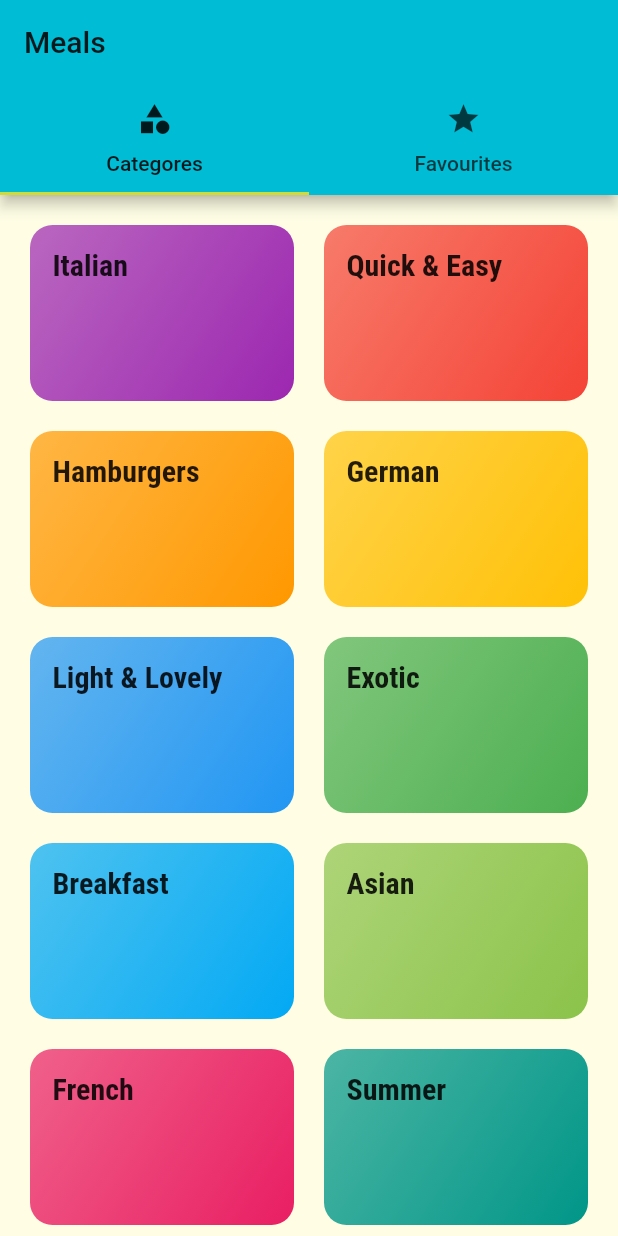
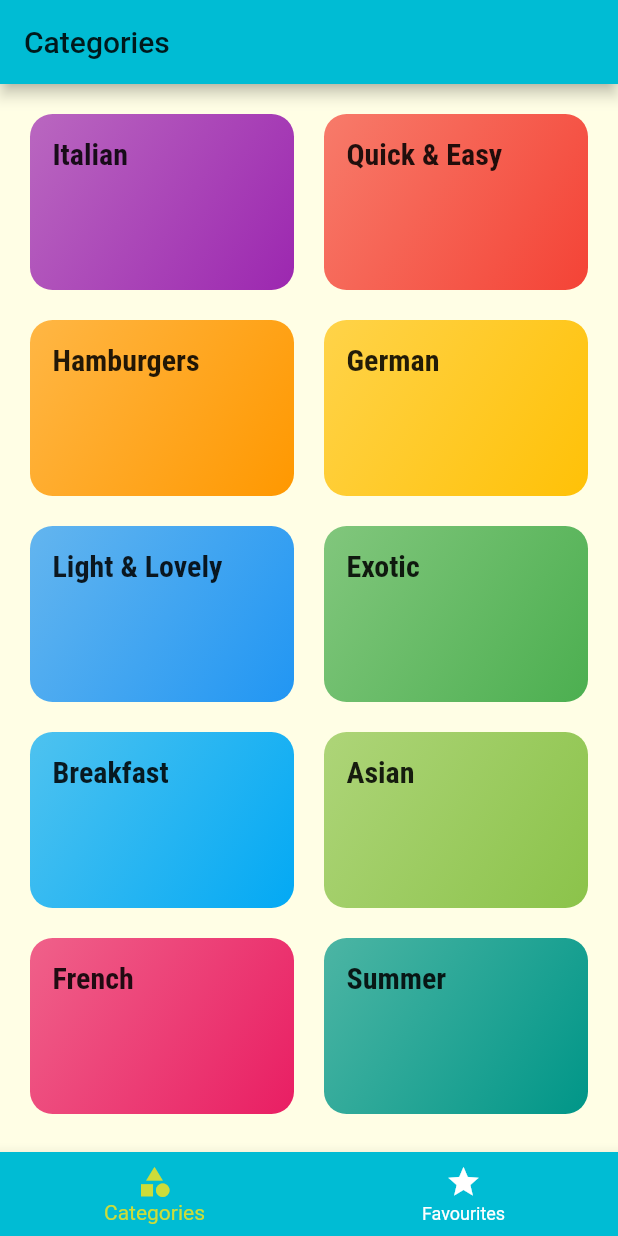
Before and after one commit to DuncanMoyo/miniature-octo-invention, a Flutter app: the screen it shows after launch, on a phone screen of 412 x 824 dp. Run offline on Flutter 3.47's test engine with Material 2 defaults, Android fonts, the phone set to English and light mode, and no system bars; Roboto replaces fonts that are missing (Raleway).

```diff
--- a/lib/screens/tabs_screen.dart
+++ b/lib/screens/tabs_screen.dart
@@ -8,38 +8,49 @@ class TabsScreen extends StatefulWidget {
 }
 
 class _TabsScreenState extends State<TabsScreen> {
+
+  final List<Map<String, Object>> _pages = [
+    { 'page': CategoriesScreen(), 'title': 'Categories',},
+    { 'page': FavouritesScreen(), 'title': 'Your Favourites',},
+  ];
+
+  int _selectedPageIndex =0;
+
+  void _selectPage(int index) {
+    setState(() {
+      _selectedPageIndex = index;
+    });
+  }
+
   @override
   Widget build(BuildContext context) {
-    return DefaultTabController(
-      length: 2,
-      child: Scaffold(
-        appBar: AppBar(
-          title: Text(
-            'Meals',
+    return Scaffold(
+      appBar: AppBar(
+        title: Text(
+          _pages[_selectedPageIndex]['title'],
+        ),
+
+      ),
+      body: _pages[_selectedPageIndex]['page'],
+      bottomNavigationBar: BottomNavigationBar(
+        onTap: _selectPage,
+        backgroundColor: Theme.of(context).primaryColor,
+        unselectedItemColor: Colors.white,
+        selectedItemColor: Theme.of(context).accentColor,
+        currentIndex: _selectedPageIndex,
+        type: BottomNavigationBarType.fixed,
+        items: [
+          BottomNavigationBarItem(
+            backgroundColor: Theme.of(context).primaryColor,
+            icon: Icon(Icons.category,),
+            label: 'Categories',
           ),
-          bottom: TabBar(
-            tabs: [
-              Tab(
-                icon: Icon(
-                  Icons.category,
-                ),
-                text: 'Categores',
-              ),
-              Tab(
-                icon: Icon(
-                  Icons.star,
-                ),
-                text: 'Favourites',
-              ),
-            ],
+           BottomNavigationBarItem(
+            backgroundColor: Theme.of(context).primaryColor,
+            icon: Icon(Icons.star,),
+            label: 'Favourites',
           ),
-        ),
-        body: TabBarView(
-          children: [
-            CategoriesScreen(),
-            FavouritesScreen(),
-          ],
-        ),
+        ],
       ),
     );
   }
```
